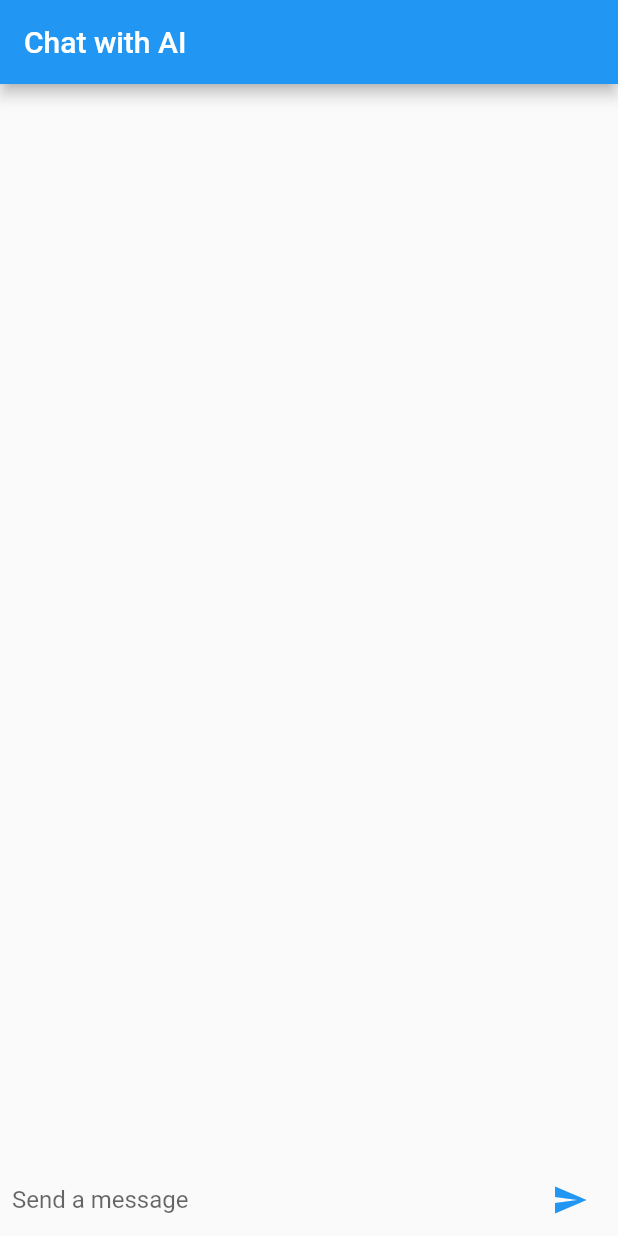
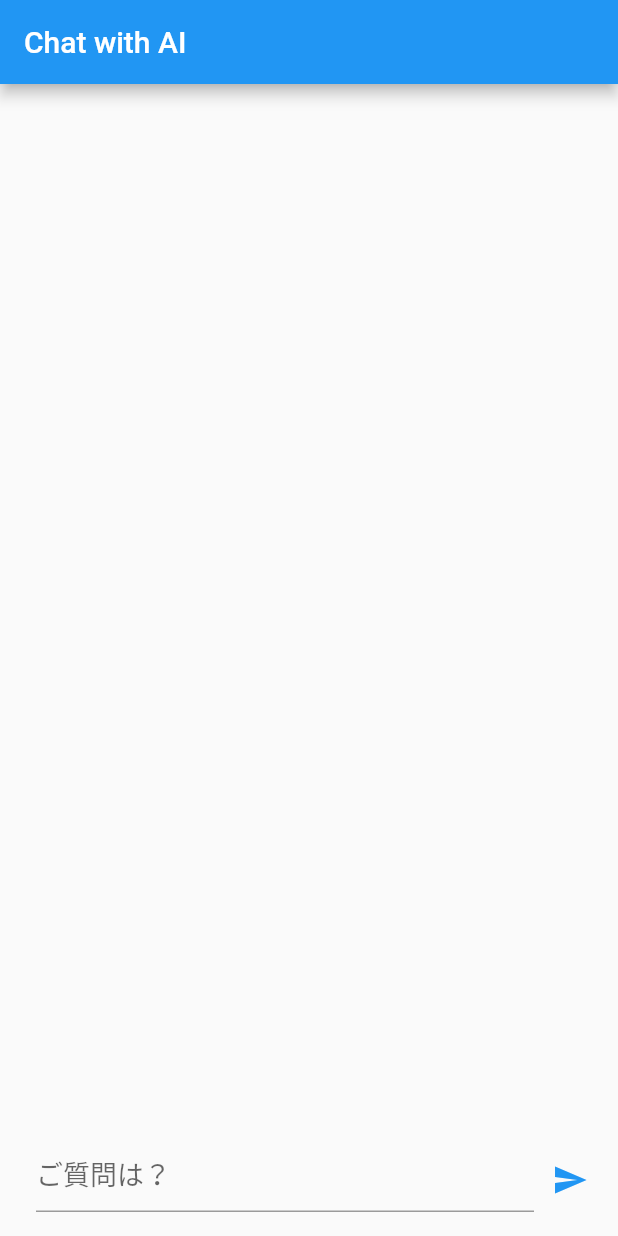
Before and after one commit to katoy/gpt_sample, a Flutter app: the screen it shows after launch, on a phone screen of 412 x 824 dp. Run offline on Flutter 3.47's test engine with Material 2 defaults, Android fonts, the phone set to English and light mode, and no system bars; our stand-ins replace flutter_dotenv.

Commit message:
Fix position of textarea foe ios

```diff
--- a/lib/widgets/chat_screen.dart
+++ b/lib/widgets/chat_screen.dart
@@ -41,12 +41,19 @@ class ChatScreenState extends State<ChatScreen> {
         margin: const EdgeInsets.symmetric(horizontal: 8.0),
         child: Row(
           children: [
-            Flexible(
-              child: TextField(
-                controller: _controller,
-                onSubmitted: _handleSubmitted,
-                decoration: const InputDecoration.collapsed(
-                  hintText: 'Send a message',
+            Expanded(
+              child: Container(
+                margin:
+                    const EdgeInsets.only(left: 16.0, bottom: 16.0, top: 8.0),
+                child: TextField(
+                  controller: _controller,
+                  onSubmitted: _handleSubmitted,
+                  decoration: const InputDecoration(
+                    hintText: 'ご質問は？',
+                  ),
+                  style: const TextStyle(fontSize: 18.0),
+                  keyboardType: TextInputType.multiline,
+                  maxLines: null, // 入力フィールドの高さを可変にする
                 ),
               ),
             ),
```
